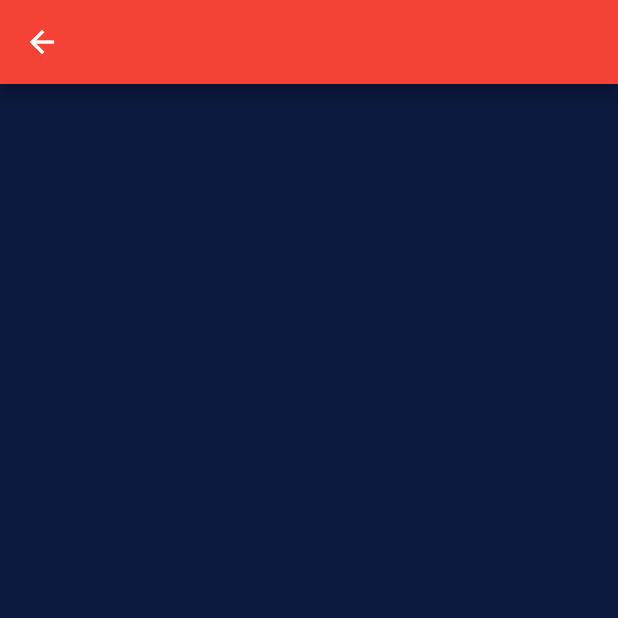
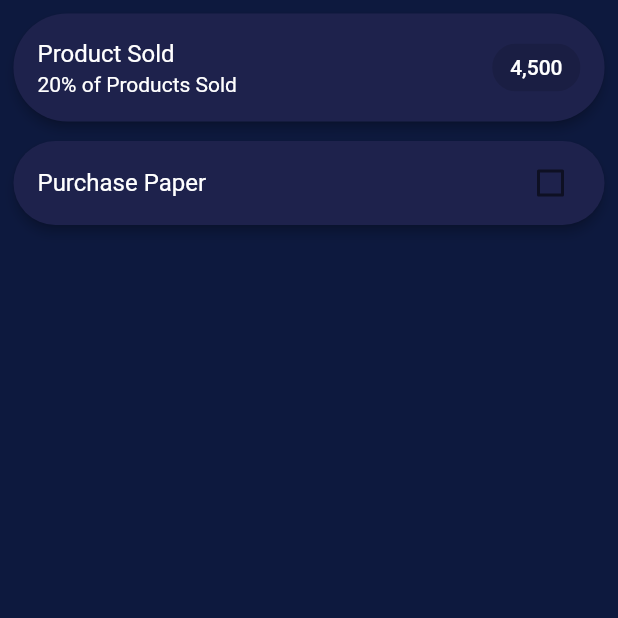
Before and after one commit to ishworpanta10/flutter_responsive_admin_panel, a Flutter app: the PanelLeftPage screen opened directly, on a phone screen of 412 x 824 dp, the top half of it. Run offline on Flutter 3.47's test engine with Material 2 defaults, Android fonts, the light colour scheme and no system bars; our stand-ins replace flutter_bloc.

Commit message:
added some components in panel left page

```diff
--- a/lib/cubit/cubit.dart
+++ b/lib/cubit/cubit.dart
@@ -1 +1,2 @@
 export 'select_button_appbar_cubit.dart';
+export 'toggle_checkbox_cubit.dart';
--- /dev/null
+++ b/lib/cubit/toggle_checkbox_cubit.dart
@@ -0,0 +1,9 @@
+import 'package:flutter_bloc/flutter_bloc.dart';
+
+class ToggleCheckBoxCubit extends Cubit<bool> {
+  ToggleCheckBoxCubit() : super(false);
+
+  void toggle({required bool value}) {
+    emit(value);
+  }
+}
--- a/lib/main.dart
+++ b/lib/main.dart
@@ -21,6 +21,9 @@ class MyApp extends StatelessWidget {
         BlocProvider(
           create: (_) => SelectButtonAppBarCubit(),
         ),
+        BlocProvider(
+          create: (_) => ToggleCheckBoxCubit(),
+        ),
       ],
       child: MaterialApp(
         debugShowCheckedModeBanner: false,
--- a/lib/model/models.dart
+++ b/lib/model/models.dart
@@ -14,3 +14,9 @@ class Task {
   double taskValue;
   Color color;
 }
+
+class Todo {
+  Todo({required this.name, this.isEnable = true});
+  String name;
+  bool? isEnable;
+}
--- a/lib/screens/panel_left/panel_left_page.dart
+++ b/lib/screens/panel_left/panel_left_page.dart
@@ -1,11 +1,111 @@
 import 'package:flutter/material.dart';
+import 'package:flutter_bloc/flutter_bloc.dart';
+import 'package:responsive_admin_panel/cubit/cubit.dart';
+import 'package:responsive_admin_panel/model/models.dart';
+
+import '../../constants/constants.dart';
+import '../../responsive_layout.dart';
 
 class PanelLeftPage extends StatelessWidget {
+  final List<Todo> _todoList = [
+    Todo(name: "Purchase Paper"),
+  ];
+
   @override
   Widget build(BuildContext context) {
     return Scaffold(
-      appBar: AppBar(
-        backgroundColor: Colors.red,
+      body: Stack(
+        children: [
+          if (ResponsiveLayout.isComputer(context))
+            Container(
+              color: Constants.purpleLight,
+              child: Container(
+                decoration: const BoxDecoration(
+                  color: Constants.purpleDark,
+                  borderRadius: BorderRadius.only(
+                    topLeft: Radius.circular(50),
+                  ),
+                ),
+              ),
+            ),
+          SingleChildScrollView(
+            child: Column(
+              children: [
+                Padding(
+                  padding: const EdgeInsets.only(
+                    left: Constants.kPadding / 2,
+                    right: Constants.kPadding / 2,
+                    top: Constants.kPadding / 2,
+                  ),
+                  child: Card(
+                    color: Constants.purpleLight,
+                    elevation: 3,
+                    shape: RoundedRectangleBorder(borderRadius: BorderRadius.circular(50)),
+                    child: Container(
+                      width: double.infinity,
+                      child: const ListTile(
+                        title: Text(
+                          "Product Sold",
+                          style: TextStyle(color: Colors.white),
+                        ),
+                        subtitle: Text(
+                          "20% of Products Sold",
+                          style: TextStyle(color: Colors.white),
+                        ),
+                        trailing: Chip(
+                          label: Text(
+                            "4,500",
+                            style: TextStyle(color: Colors.white),
+                          ),
+                        ),
+                      ),
+                    ),
+                  ),
+                ),
+                // TODO: Graph 1
+                // TODO: Graph 2
+                Padding(
+                  padding: const EdgeInsets.only(
+                    left: Constants.kPadding / 2,
+                    right: Constants.kPadding / 2,
+                    top: Constants.kPadding / 2,
+                    bottom: Constants.kPadding,
+                  ),
+                  child: Card(
+                    color: Constants.purpleLight,
+                    elevation: 3,
+                    shape: RoundedRectangleBorder(borderRadius: BorderRadius.circular(50)),
+                    child: Column(
+                      children: [
+                        ...List.generate(
+                          _todoList.length,
+                          (index) {
+                            final todo = _todoList[index];
+                            return BlocBuilder<ToggleCheckBoxCubit, bool>(
+                              builder: (context, state) {
+                                todo.isEnable = state;
+                                return CheckboxListTile(
+                                  value: state,
+                                  onChanged: (value) {
+                                    BlocProvider.of<ToggleCheckBoxCubit>(context).toggle(value: value!);
+                                  },
+                                  title: Text(
+                                    todo.name,
+                                    style: const TextStyle(color: Colors.white),
+                                  ),
+                                );
+                              },
+                            );
+                          },
+                        ),
+                      ],
+                    ),
+                  ),
+                ),
+              ],
+            ),
+          ),
+        ],
       ),
     );
   }
```
